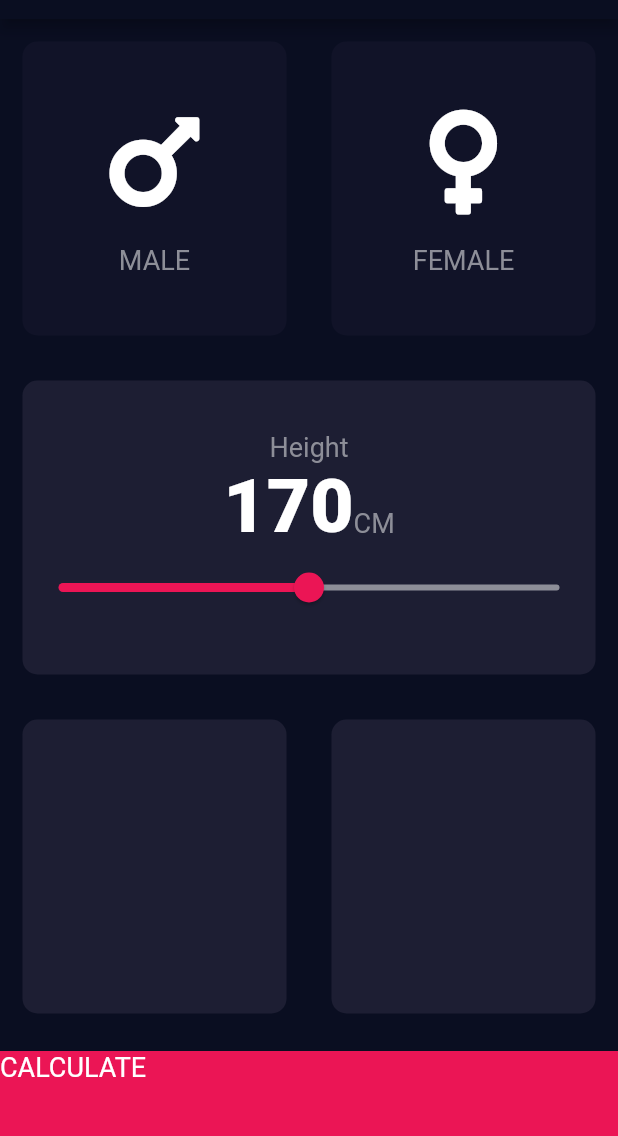
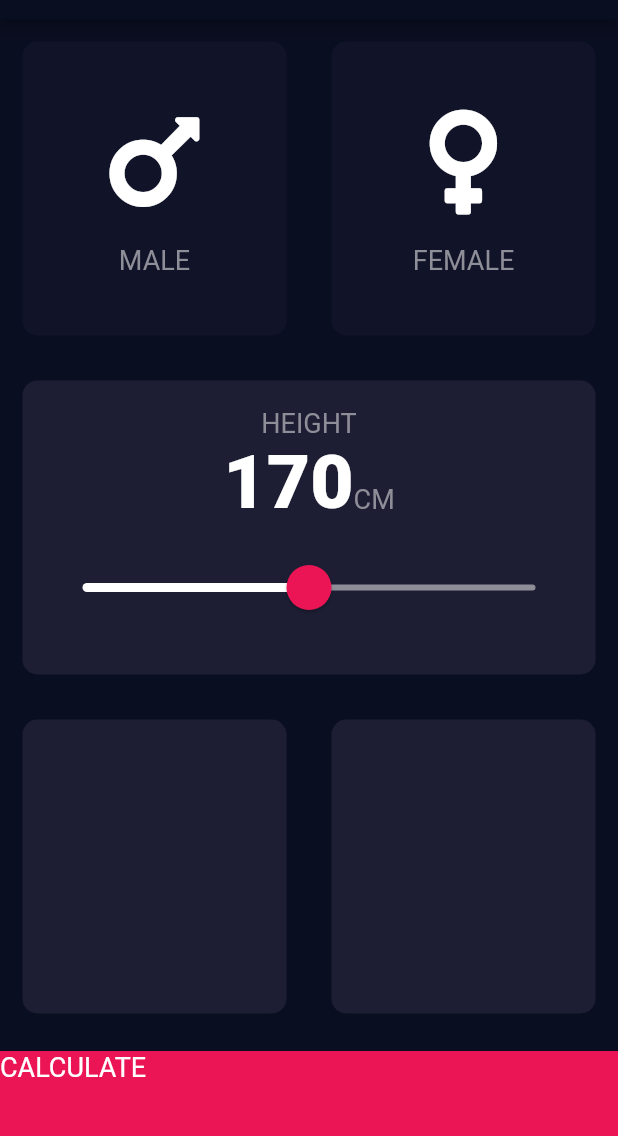
Before and after one commit to MIA1kl/Flutter-BMI-Calculator-App, a Flutter app: the screen it shows after launch, on a phone screen of 412 x 824 dp, the part 65-1201 px from its top. Run offline on Flutter 3.47's test engine with Material 2 defaults, Android fonts, the phone set to English and light mode, and no system bars; our stand-ins replace font_awesome_flutter.

Commit message:
Added slider theme design

```diff
--- a/lib/input_page.dart
+++ b/lib/input_page.dart
@@ -57,7 +57,7 @@ class _InputPageState extends State<InputPage> {
               cardChild: Column(
                 mainAxisAlignment: MainAxisAlignment.center,
                 children: [
-                  Text('Height', style: kLabelTextStyle,),
+                  Text('HEIGHT', style: kLabelTextStyle,),
                   Row(
                     mainAxisAlignment: MainAxisAlignment.center,
                     crossAxisAlignment: CrossAxisAlignment.baseline,
@@ -67,17 +67,25 @@ class _InputPageState extends State<InputPage> {
                       Text('CM', style: kLabelTextStyle,)
                     ],
                   ),
-                  Slider(
+                  SliderTheme(
+                    data: SliderTheme.of(context).copyWith(
+                      inactiveTrackColor: Color(0xFF8D8E98),
+                      activeTrackColor: Color(0xFFFFFFFF),
+                      thumbColor: Color(0xFFEB1555),
+                      overlayColor: Color(0x29EB1555),
+                      thumbShape: RoundSliderThumbShape(enabledThumbRadius: 15.0),
+                      overlayShape: RoundSliderOverlayShape(overlayRadius: 40.0),
+                    ),
+                    child: Slider(
                         value: height.toDouble(),
                         min: kMinSliderValue,
                         max: kMaxSliderValue,
-                      activeColor: kActiveSliderColor,
-                      inactiveColor: kInactiveSliderColor,
                         onChanged: (double newValue){
                           setState(() {
                             height = newValue.toInt();
                           });
                         }),
+                  ),
                 ],
               ),
               myColor: kActiveCardColor,
```
Lines whose indentation alone changed are shown as unchanged.
